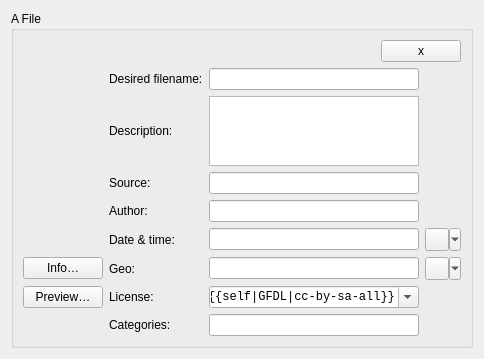
First picture: the form in commonsimgwidget.ui, repository Athantor/imup, before the edit.
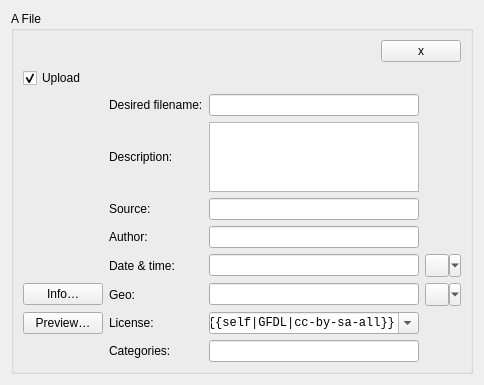
Second picture: the form after the edit.

```diff
--- a/commonsimgwidget.ui
+++ b/commonsimgwidget.ui
@@ -53,6 +53,20 @@
         </item>
        </layout>
       </item>
+      <item>
+       <layout class="QHBoxLayout" name="horizontalLayout_2">
+        <item>
+         <widget class="QCheckBox" name="uploadChb">
+          <property name="text">
+           <string>Upload</string>
+          </property>
+          <property name="checked">
+           <bool>true</bool>
+          </property>
+         </widget>
+        </item>
+       </layout>
+      </item>
       <item>
        <layout class="QGridLayout" name="gridLay">
         <item row="2" column="2">
```
